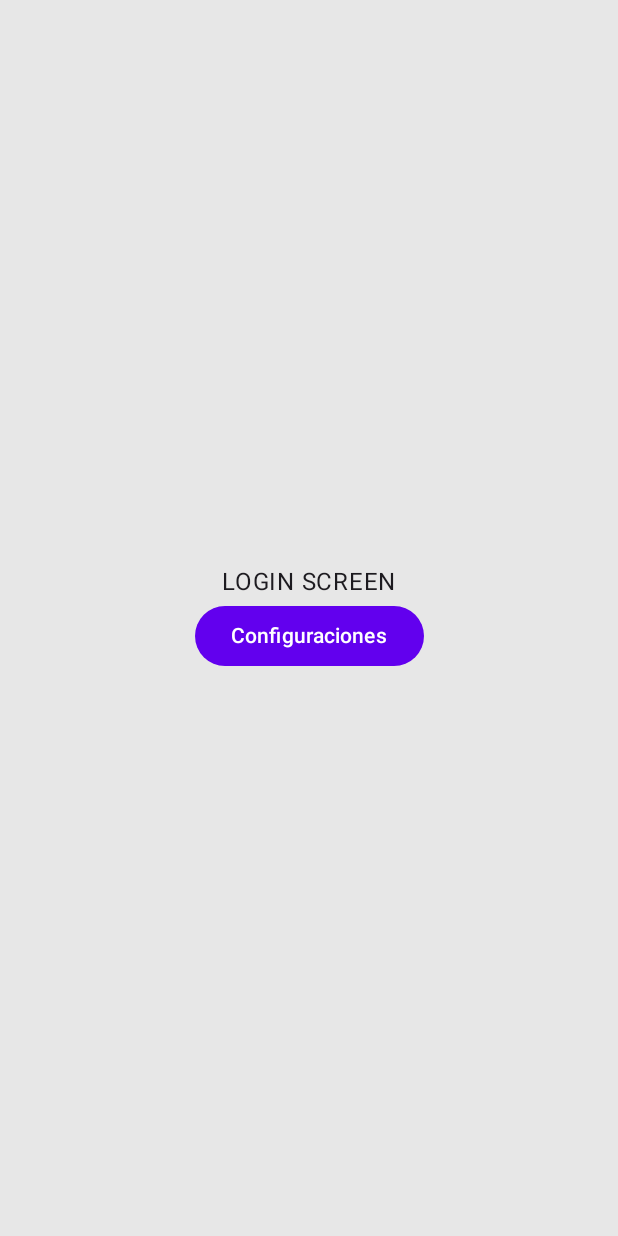
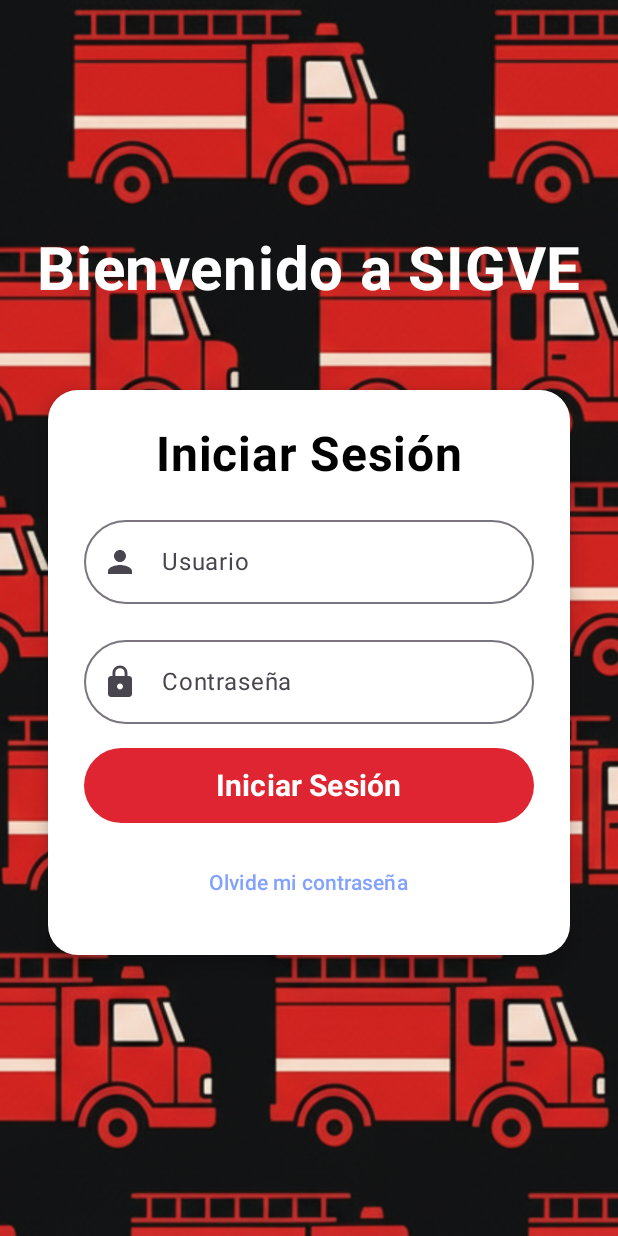
Before and after one commit to Kriss071/SIGVE-SistemaGestionVehiculosEmergencia, an Android app built with Jetpack Compose: the screen it shows after launch (MainActivity), on a phone screen of 412 x 824 dp. Run offline under Robolectric (Android 15) with nearby library versions, the phone set to English and light mode, and no system bars.

Commit message:
Se aplico el diseño del LoginScreen, se agrego imagen al proyecto login_background.png

```diff
--- a/mobile/app/src/main/java/com/capstone/sigve/ui/auth/LoginScreen.kt
+++ b/mobile/app/src/main/java/com/capstone/sigve/ui/auth/LoginScreen.kt
@@ -1,29 +1,122 @@
 package com.capstone.sigve.ui.auth
 
+import androidx.compose.foundation.Image
 import androidx.compose.foundation.layout.Arrangement
+import androidx.compose.foundation.layout.Box
 import androidx.compose.foundation.layout.Column
+import androidx.compose.foundation.layout.Spacer
 import androidx.compose.foundation.layout.fillMaxSize
+import androidx.compose.foundation.layout.fillMaxWidth
+import androidx.compose.foundation.layout.height
+import androidx.compose.foundation.layout.padding
+import androidx.compose.foundation.shape.RoundedCornerShape
+import androidx.compose.material.icons.Icons
+import androidx.compose.material.icons.filled.Lock
+import androidx.compose.material.icons.filled.Person
 import androidx.compose.material3.Button
+import androidx.compose.material3.ButtonDefaults
+import androidx.compose.material3.Card
+import androidx.compose.material3.CardDefaults
+import androidx.compose.material3.Icon
+import androidx.compose.material3.OutlinedTextField
 import androidx.compose.material3.Text
+import androidx.compose.material3.TextButton
 import androidx.compose.runtime.Composable
 import androidx.compose.ui.Alignment
 import androidx.compose.ui.Modifier
+import androidx.compose.ui.graphics.Color
+import androidx.compose.ui.layout.ContentScale
+import androidx.compose.ui.res.painterResource
+import androidx.compose.ui.text.font.FontWeight
+import androidx.compose.ui.unit.dp
+import androidx.compose.ui.unit.sp
 import androidx.navigation.NavController
-import com.capstone.sigve.ui.navigation.AppScreens
+import com.capstone.sigve.R
 
 @Composable
 fun LoginScreen(navController: NavController) {
 
-    Column(
-        modifier = Modifier.fillMaxSize(),
-        horizontalAlignment = Alignment.CenterHorizontally,
-        verticalArrangement = Arrangement.Center
+    Box(
+        modifier = Modifier.fillMaxSize(), contentAlignment = Alignment.Center
     ) {
-        Text("LOGIN SCREEN")
-        Button(onClick = {
-            navController.navigate(AppScreens.SettingsScreen.route) {}
-        }) {
-            Text("Configuraciones")
+        Image(
+            painter = painterResource(id = R.drawable.login_background),
+            contentDescription = "Background",
+            modifier = Modifier.fillMaxSize(),
+            contentScale = ContentScale.Crop
+        )
+
+        Column(
+            modifier = Modifier.fillMaxSize(),
+            horizontalAlignment = Alignment.CenterHorizontally,
+            verticalArrangement = Arrangement.Center
+        ) {
+            Text("Bienvenido a SIGVE", fontSize = 40.sp, fontWeight = FontWeight.Bold, color = Color.White)
+
+            Spacer(modifier = Modifier.height(24.dp))
+
+            Card(
+                shape = RoundedCornerShape(20.dp),
+                modifier = Modifier
+                    .fillMaxWidth()
+                    .padding(32.dp),
+                elevation = CardDefaults.cardElevation(defaultElevation = 8.dp),
+                colors = CardDefaults.cardColors(
+                    contentColor = Color.Black,
+                    containerColor = Color.White,
+                )
+            ) {
+                Column(
+                    modifier = Modifier.padding(24.dp),
+                    horizontalAlignment = Alignment.CenterHorizontally,
+                    verticalArrangement = Arrangement.spacedBy(16.dp)
+                ) {
+                    Text(
+                        text = "Iniciar Sesión", fontWeight = FontWeight.Bold, fontSize = 32.sp
+                    )
+
+                    OutlinedTextField(value = "",
+                        onValueChange = {},
+                        label = { Text("Usuario") },
+                        leadingIcon = {
+                            Icon(
+                                Icons.Default.Person, contentDescription = "User Icon"
+                            )
+                        },
+                        modifier = Modifier.fillMaxWidth(),
+                        shape = RoundedCornerShape(100)
+                    )
+
+                    OutlinedTextField(value = "",
+                        onValueChange = {},
+                        label = { Text("Contraseña") },
+                        leadingIcon = {
+                            Icon(
+                                Icons.Default.Lock, contentDescription = "User Icon"
+                            )
+                        },
+                        modifier = Modifier.fillMaxWidth(),
+                        shape = RoundedCornerShape(100)
+                    )
+
+                    Button(
+                        onClick = {},
+                        modifier = Modifier
+                            .fillMaxWidth()
+                            .height(50.dp),
+                        shape = RoundedCornerShape(100),
+                        colors = ButtonDefaults.buttonColors(
+                            containerColor = Color(0xFFDF2532)
+                        )
+                    ) {
+                        Text("Iniciar Sesión", fontSize = 20.sp, fontWeight = FontWeight.Bold, color = Color.White)
+                    }
+
+                    TextButton(onClick = {}) {
+                        Text("Olvide mi contraseña", color = Color(0xFF83a2ff))
+                    }
+                }
+            }
         }
     }
 }
```
Also changed, not shown: mobile/app/src/main/res/drawable/login_background.png (added).
